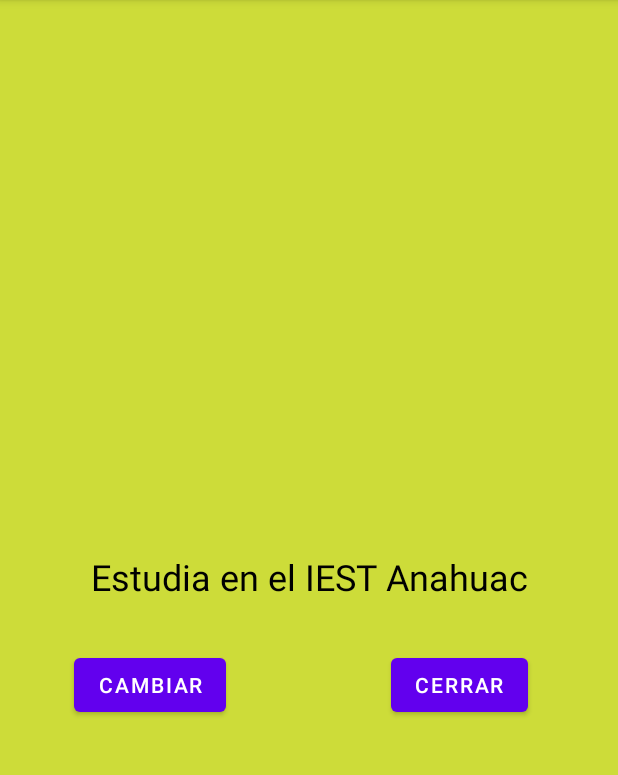
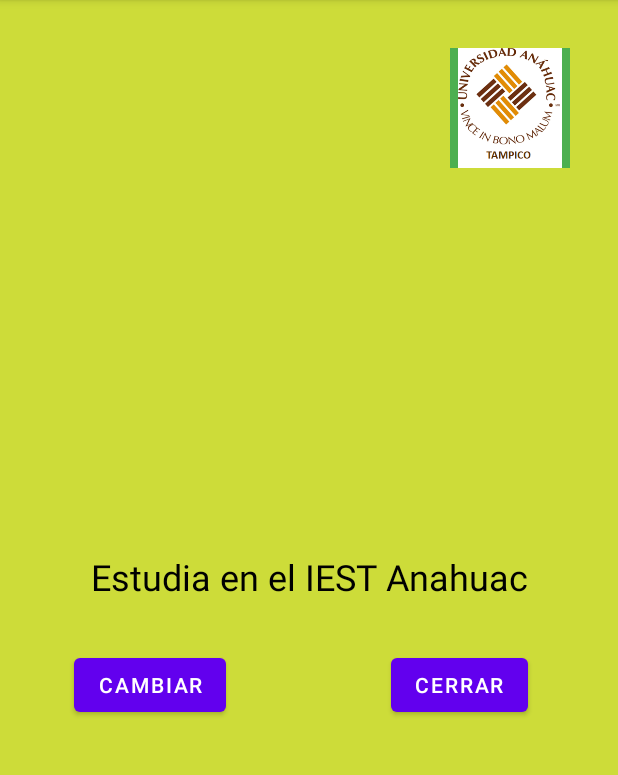
Before and after one commit to vKurama7u7v/21253_Dispositivos_Moviles, an Android app: the screen it shows after launch (SegundaActivity), on a phone screen of 412 x 824 dp, the part 84-859 px from its top. Run offline under Robolectric (Android 15) with nearby library versions, the phone set to English and light mode, and no system bars.

Commit message:
30 Jan 2023 06:59

```diff
--- a/Botones/app/src/main/java/com/example/botones/SegundaActivity.kt
+++ b/Botones/app/src/main/java/com/example/botones/SegundaActivity.kt
@@ -4,9 +4,15 @@
 import androidx.appcompat.app.AppCompatActivity
 import android.os.Bundle
 import android.util.Log
+import android.view.View
 import android.widget.Button
+import android.widget.ImageView
 
-class SegundaActivity : AppCompatActivity() {
+class SegundaActivity : AppCompatActivity(), View.OnClickListener {
+
+    private var cambioIcono: Boolean = false
+    private lateinit var  imgLogo : ImageView
+
     override fun onCreate(savedInstanceState: Bundle?) {
         super.onCreate(savedInstanceState)
         setContentView(R.layout.activity_segunda)
@@ -16,16 +22,71 @@
 
         Log.d("DATOS:", "Datos recibidos con exito fueron frase $getFrase y edad $getEdad")
 
+        // GifLoader ==> Libreria para reproducir gifs
+
+
+        // Cambiar ImageView
+        imgLogo = findViewById<ImageView>(R.id.imgVLogo)
+        //var lel = false
+        /*imgLogo.setOnClickListener {
+            //if (lel){
+                //imgLogo.setImageResource(R.drawable.a)
+                //lel = true
+            //} else {
+                //imgLogo.setImageResource(R.drawable.iest)
+                //lel = false
+            //}
+
+            var arregloImagenes = arrayOf<Int>(R.drawable.a, R.drawable.iest)
+            if (cambioIcono) {
+                imgLogo.setImageResource(arregloImagenes[0])
+            } else {
+                imgLogo.setImageResource(arregloImagenes[1])
+            }
+
+            cambioIcono = !cambioIcono
+
+        }*/
+
+        // Cambiar de pantalla
         var btnAbrirPantalla = findViewById<Button>(R.id.btnPantalla)
-        btnAbrirPantalla.setOnClickListener{
+        /*btnAbrirPantalla.setOnClickListener{
             var i = Intent(this, MainActivity::class.java)
             startActivity(i)
             finish()
-        }
+        }*/
 
+        // Cerrar Pantalla
         var btnCerrarPantalla = findViewById<Button>(R.id.btnClose)
-        btnCerrarPantalla.setOnClickListener {
+        /*btnCerrarPantalla.setOnClickListener {
             finish()
+        }*/
+
+        btnCerrarPantalla.setOnClickListener(this)
+
+
+
+    }
+
+    override fun onClick(p0: View?) {
+        when(p0?.id){
+            R.id.btnClose -> finish()
+            R.id.btnPantalla -> {
+                var i = Intent(this, MainActivity::class.java)
+                startActivity(i)
+                finish()
+            }
+            R.id.imgVLogo -> {
+                var arregloImagenes = arrayOf<Int>(R.drawable.a, R.drawable.iest)
+                if (cambioIcono) {
+                    imgLogo.setImageResource(arregloImagenes[0])
+                } else {
+                    imgLogo.setImageResource(arregloImagenes[1])
+                }
+
+                cambioIcono = !cambioIcono
+            }
+
         }
     }
 }
--- a/Botones/app/src/main/res/layout/activity_segunda.xml
+++ b/Botones/app/src/main/res/layout/activity_segunda.xml
@@ -55,4 +55,16 @@
         app:layout_constraintStart_toStartOf="@+id/guideline8"
         app:layout_constraintTop_toBottomOf="@+id/textView" />
 
+    <ImageView
+        android:id="@+id/imgVLogo"
+        android:layout_width="80dp"
+        android:layout_height="80dp"
+        android:layout_marginTop="32dp"
+        android:layout_marginEnd="32dp"
+        android:background="#4CAF50"
+        android:scaleType="centerInside"
+        app:layout_constraintEnd_toEndOf="parent"
+        app:layout_constraintTop_toTopOf="parent"
+        app:srcCompat="@drawable/iest" />
+
 </androidx.constraintlayout.widget.ConstraintLayout>
```
Also changed, not shown: Botones/app/src/main/res/drawable/a.png (added), Botones/app/src/main/res/drawable/iest.png (added).
